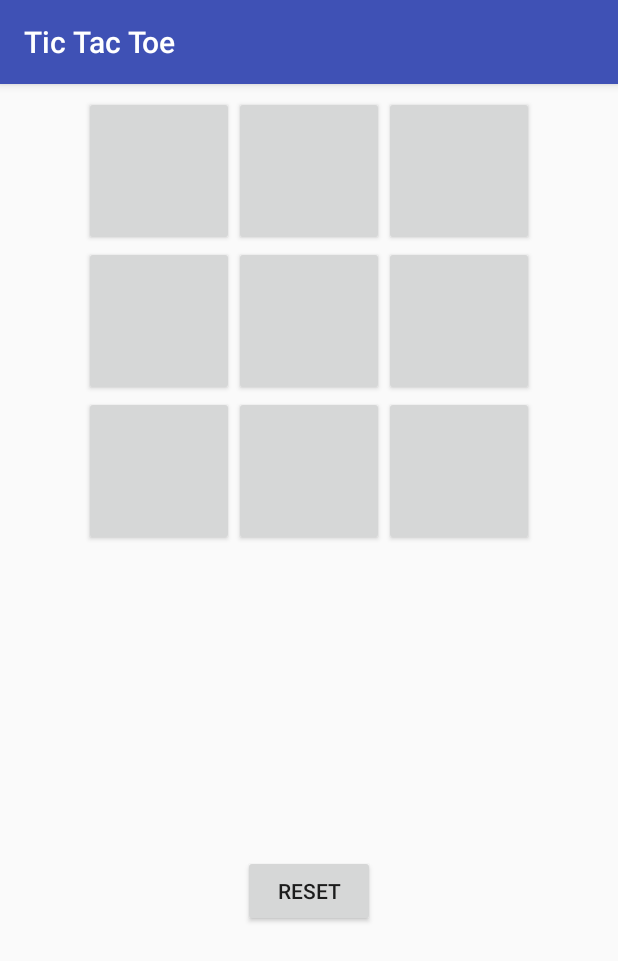
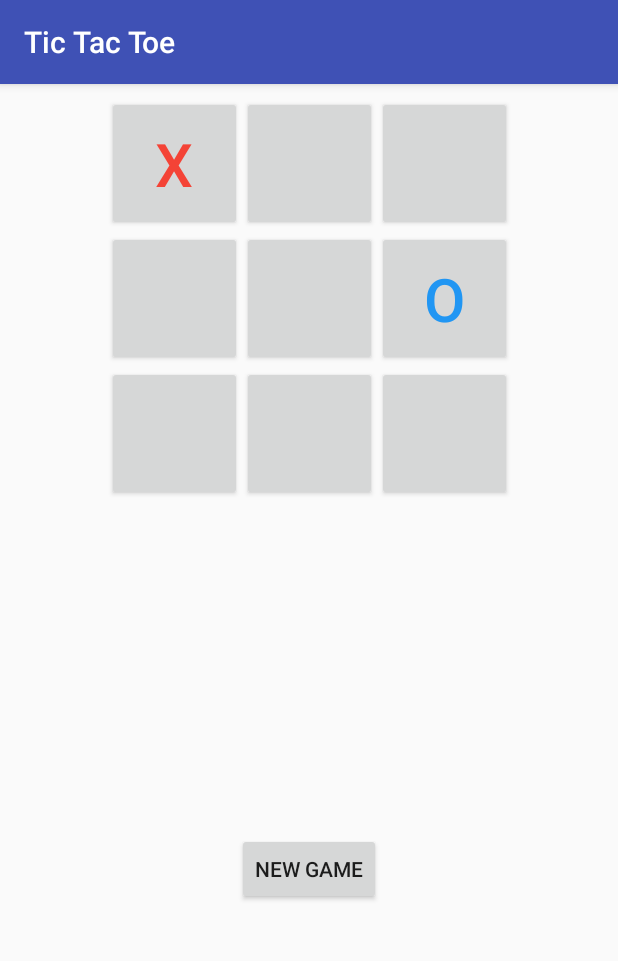
Before and after one commit to ShepherdJerred-homework/tic-tac-toe, an Android app: the screen it shows after launch (MainActivity), after a tap on an icon or button, on a phone screen of 412 x 824 dp. Shown: the top 961 px of the screen. Run offline under Robolectric (Android 15) with nearby library versions, the phone set to English and light mode, and no system bars.

Commit message:
Finish project

```diff
--- /dev/null
+++ b/app/src/main/java/com/shepherdjerred/tictactoe/Cell.kt
@@ -0,0 +1,5 @@
+package com.shepherdjerred.tictactoe
+
+data class Cell constructor(var x: Int, var y: Int) {
+
+}
--- a/app/src/main/java/com/shepherdjerred/tictactoe/Player.kt
+++ b/app/src/main/java/com/shepherdjerred/tictactoe/CellOwner.kt
@@ -1,6 +1,7 @@
 package com.shepherdjerred.tictactoe
 
-enum class Player {
+enum class CellOwner {
     PLAYER_ONE,
-    PLAYER_TWO
+    PLAYER_TWO,
+    NONE
 }
--- a/app/src/main/java/com/shepherdjerred/tictactoe/Coordinate.kt
+++ /dev/null
@@ -1,4 +0,0 @@
-package com.shepherdjerred.tictactoe
-
-class Coordinate constructor(var x: Int, var y: Int) {
-}
--- a/app/src/main/java/com/shepherdjerred/tictactoe/GameBoard.kt
+++ b/app/src/main/java/com/shepherdjerred/tictactoe/GameBoard.kt
@@ -5,24 +5,28 @@ class GameBoard(rows: Int, columns: Int) {
     private var rows = rows
     private var columns = columns
 
-    val board: HashMap<Coordinate, Player> = HashMap()
+    var board: HashMap<Cell, CellOwner> = HashMap()
 
-    fun setBoardSpace(coordinate: Coordinate, player: Player) {
-        if (isValidCoordinate(coordinate)) {
-            board.put(coordinate, player)
+    fun setBoardSpace(cell: Cell, cellOwner: CellOwner) {
+        if (isValidCell(cell)) {
+            board.put(cell, cellOwner)
         } else {
             throw IllegalArgumentException()
         }
     }
 
-    fun isValidCoordinate(coordinate: Coordinate): Boolean {
-        return !(coordinate.x > rows - 1 || coordinate.y > columns - 1)
+    private fun isValidCell(cell: Cell): Boolean {
+        return !(cell.x > rows - 1 || cell.y > columns - 1)
     }
 
-    fun hasRemainingMoves(): Boolean {
-        for (x in 0..rows) {
-            for (y in 0..columns) {
-                if (isCoordinateFree(Coordinate(x, y))) {
+    fun isCellOpen(cell: Cell): Boolean {
+        return !board.containsKey(cell)
+    }
+
+    fun anyOpenCells(): Boolean {
+        for (x in 0 until rows) {
+            for (y in 0 until columns) {
+                if (isCellOpen(Cell(x, y))) {
                     return true
                 }
             }
@@ -30,12 +34,4 @@ class GameBoard(rows: Int, columns: Int) {
         return false
     }
 
-    fun isCoordinateFree(coordinate: Coordinate): Boolean {
-        return !board.containsKey(coordinate)
-    }
-
-    fun hasPlayerWon(): Player? {
-        return null
-    }
-
 }
--- a/app/src/main/java/com/shepherdjerred/tictactoe/MainActivity.kt
+++ b/app/src/main/java/com/shepherdjerred/tictactoe/MainActivity.kt
@@ -1,58 +1,111 @@
 package com.shepherdjerred.tictactoe
 
 import android.os.Bundle
+import android.support.v4.content.ContextCompat
 import android.support.v7.app.AppCompatActivity
 import android.view.View
-import android.view.ViewGroup
 import android.widget.Button
 import android.widget.GridLayout
-import java.util.*
+import android.widget.TextView
 
 class MainActivity : AppCompatActivity() {
 
     var ticTacToeGame = TicTacToeGame()
+    lateinit var grid: GridLayout
+    val buttonCellMap: HashMap<Button, Cell> = HashMap()
+
+    // Constants
+    companion object {
+        val PLAYER_ONE_SYMBOL = "X"
+        val PLAYER_TWO_SYMBOL = "O"
+        val NONE_SYMBOL = ""
+    }
 
     override fun onCreate(savedInstanceState: Bundle?) {
         super.onCreate(savedInstanceState)
         setContentView(R.layout.activity_main)
+        grid = findViewById(R.id.grid) as GridLayout
+        mapButtonToCells()
     }
 
-    fun syncBoard(view: View) {
-        val viewGrid = findViewById(R.id.grid) as GridLayout
-        for (entry in ticTacToeGame.gameBoard.board.entries) {
+    private fun mapButtonToCells() {
+        buttonCellMap.put(findViewById(R.id.x0y0) as Button, Cell(0, 0))
+        buttonCellMap.put(findViewById(R.id.x1y0) as Button, Cell(1, 0))
+        buttonCellMap.put(findViewById(R.id.x2y0) as Button, Cell(2, 0))
+        buttonCellMap.put(findViewById(R.id.x0y1) as Button, Cell(0, 1))
+        buttonCellMap.put(findViewById(R.id.x1y1) as Button, Cell(1, 1))
+        buttonCellMap.put(findViewById(R.id.x2y1) as Button, Cell(2, 1))
+        buttonCellMap.put(findViewById(R.id.x0y2) as Button, Cell(0, 2))
+        buttonCellMap.put(findViewById(R.id.x1y2) as Button, Cell(1, 2))
+        buttonCellMap.put(findViewById(R.id.x2y2) as Button, Cell(2, 2))
+    }
 
-            val button = viewGrid.getChildAt(entry.key.x + entry.key.y) as Button
-            button.text = entry.value.name
+    fun resetGame(view: View) {
+        ticTacToeGame.resetGame()
+        syncBoard()
+        syncStatus()
+    }
+
+    fun gameButtonClick(view: View) {
+        if (ticTacToeGame.status == TicTacToeGame.Status.PLAYING) {
+            val button = view as Button
+            val cell = buttonCellMap[button]
+            if (cell != null) {
+                if (ticTacToeGame.gameBoard.isCellOpen(cell)) {
+                    ticTacToeGame.doMove(cell, CellOwner.PLAYER_ONE)
+                    syncBoard()
+                    syncStatus()
+                } else {
+                    return
+                }
+            }
+        }
+        doComputerMove()
+    }
+
+    private fun doComputerMove() {
+        if (ticTacToeGame.status == TicTacToeGame.Status.PLAYING) {
+            ticTacToeGame.doAutomaticMove(CellOwner.PLAYER_TWO)
+            syncBoard()
+            syncStatus()
         }
     }
 
-    fun resetBoard(view: View) {
-        ticTacToeGame.resetBoard()
+    private fun syncStatus() {
+        val message = when (ticTacToeGame.status) {
+            TicTacToeGame.Status.PLAYING -> ""
+            TicTacToeGame.Status.NO_WINNER -> getString(R.string.Tie)
+            TicTacToeGame.Status.PLAYER_ONE_WINNER -> getString(R.string.PlayerOneWins)
+            TicTacToeGame.Status.PLAYER_TWO_WINNER -> getString(R.string.PlayerTwoWins)
+        }
+        (findViewById(R.id.result) as TextView).text = message
     }
 
-    fun gameButtonClick(view: View) {
-        ticTacToeGame.gameBoard.setBoardSpace()
+    private fun syncBoard() {
+        for ((button, value) in buttonCellMap) {
+            val cellOwner = ticTacToeGame.gameBoard.board[value]
+            if (cellOwner != null) {
+                setButtonTextForOwner(button, cellOwner)
+            } else {
+                setButtonTextForOwner(button, CellOwner.NONE)
+            }
+        }
     }
 
-    fun clickRandomButton(view: View) {
-        val parent = view.parent
-        if (parent is ViewGroup) {
-            var moveDone = false
-            do {
-                val random = Random()
-                val min = 0
-                val max = 8
-                val randomNumber = random.nextInt(max + 1 - min) + min
-                val child = parent.getChildAt(randomNumber)
-                if (child is Button) {
-                    if (child.text.equals("")) {
-                        child.text = "O"
-                        moveDone = true
-                    } else {
-                        continue
-                    }
-                }
-            } while (!moveDone)
+    private fun setButtonTextForOwner(button: Button, cellOwner: CellOwner) {
+        val ownerSymbol = when (cellOwner) {
+            CellOwner.PLAYER_ONE -> PLAYER_ONE_SYMBOL
+            CellOwner.PLAYER_TWO -> PLAYER_TWO_SYMBOL
+            CellOwner.NONE -> NONE_SYMBOL
         }
+        when (cellOwner) {
+            CellOwner.PLAYER_ONE -> {
+                button.setTextColor(ContextCompat.getColor(button.context, R.color.playerOne))
+            }
+            CellOwner.PLAYER_TWO -> {
+                button.setTextColor(ContextCompat.getColor(button.context, R.color.playerTwo))
+            }
+        }
+        button.text = ownerSymbol
     }
 }
--- a/app/src/main/java/com/shepherdjerred/tictactoe/TicTacToeGame.kt
+++ b/app/src/main/java/com/shepherdjerred/tictactoe/TicTacToeGame.kt
@@ -1,11 +1,124 @@
 package com.shepherdjerred.tictactoe
+
+import android.util.Log
+import java.util.*
 
 class TicTacToeGame {
 
+    var status: Status = Status.PLAYING
     var gameBoard: GameBoard = GameBoard(3, 3)
 
-    fun resetBoard() {
+    fun resetGame() {
+        status = Status.PLAYING
         gameBoard = GameBoard(3, 3)
     }
 
+    // https://stackoverflow.com/questions/1056316/algorithm-for-determining-tic-tac-toe-game-over
+    fun checkWinner(cell: Cell, cellOwner: CellOwner) {
+        for (row in 0..2) {
+            if (gameBoard.board[Cell(row, cell.y)] != cellOwner) {
+                break
+            }
+            if (row == 2) {
+                if (cellOwner == CellOwner.PLAYER_ONE) {
+                    status = Status.PLAYER_ONE_WINNER
+                    return
+                } else if (cellOwner == CellOwner.PLAYER_TWO) {
+                    status = Status.PLAYER_TWO_WINNER
+                    return
+                }
+            }
+        }
+
+        for (column in 0..2) {
+            if (gameBoard.board[Cell(cell.x, column)] != cellOwner) {
+                break
+            }
+            if (column == 2) {
+                if (cellOwner == CellOwner.PLAYER_ONE) {
+                    status = Status.PLAYER_ONE_WINNER
+                    return
+                } else if (cellOwner == CellOwner.PLAYER_TWO) {
+                    status = Status.PLAYER_TWO_WINNER
+                    return
+                }
+            }
+        }
+
+        if (cell.x == cell.y) {
+            for (i in 0 until 3) {
+                if (gameBoard.board[Cell(i, i)] != cellOwner) {
+                    break
+                }
+                if (i == 2) {
+                    if (cellOwner == CellOwner.PLAYER_ONE) {
+                        status = Status.PLAYER_ONE_WINNER
+                        return
+                    } else if (cellOwner == CellOwner.PLAYER_TWO) {
+                        status = Status.PLAYER_TWO_WINNER
+                        return
+                    }
+                }
+            }
+        }
+
+        if (cell.x + cell.y == 3 - 1) {
+            for (i in 0 until 3) {
+                if (gameBoard.board[Cell(i, 2 - i)] != cellOwner) {
+                    break
+                }
+                if (i == 2) {
+                    if (cellOwner == CellOwner.PLAYER_ONE) {
+                        status = Status.PLAYER_ONE_WINNER
+                        return
+                    } else if (cellOwner == CellOwner.PLAYER_TWO) {
+                        status = Status.PLAYER_TWO_WINNER
+                        return
+                    }
+                }
+            }
+        }
+
+        if (!gameBoard.anyOpenCells()) {
+            status = Status.NO_WINNER
+            return
+        }
+    }
+
+    fun doMove(cell: Cell, cellOwner: CellOwner) {
+        if (gameBoard.isCellOpen(cell)) {
+            try {
+                gameBoard.setBoardSpace(cell, cellOwner)
+            } catch (e: IllegalArgumentException) {
+                Log.e(this.javaClass.name, e.message)
+            }
+        }
+        checkWinner(cell, cellOwner)
+    }
+
+    fun doAutomaticMove(cellOwner: CellOwner) {
+        if (gameBoard.anyOpenCells()) {
+            var moveDone = false
+            do {
+                val random = Random()
+                val min = 0
+                val max = 2
+                val randomColumn = random.nextInt(max + 1 - min) + min
+                val randomRow = random.nextInt(max + 1 - min) + min
+                val cell = Cell(randomRow, randomColumn)
+                if (gameBoard.isCellOpen(cell)) {
+                    doMove(cell, cellOwner)
+                    moveDone = true
+                }
+            } while (!moveDone)
+        }
+    }
+
+    enum class Status {
+        PLAYER_ONE_WINNER,
+        PLAYER_TWO_WINNER,
+        NO_WINNER,
+        PLAYING
+    }
+
 }
--- a/app/src/main/res/layout/activity_main.xml
+++ b/app/src/main/res/layout/activity_main.xml
@@ -23,72 +23,63 @@
 
         <Button
             android:id="@+id/x0y2"
-            android:layout_width="100dp"
-            android:layout_height="100dp"
+            style="@style/PlayButton"
             android:layout_column="0"
             android:layout_row="0"
             android:onClick="gameButtonClick" />
 
         <Button
             android:id="@+id/x1y2"
-            android:layout_width="100dp"
-            android:layout_height="100dp"
+            style="@style/PlayButton"
             android:layout_column="1"
             android:layout_row="0"
             android:onClick="gameButtonClick" />
 
         <Button
             android:id="@+id/x2y2"
-            android:layout_width="100dp"
-            android:layout_height="100dp"
+            style="@style/PlayButton"
             android:layout_column="2"
             android:layout_row="0"
             android:onClick="gameButtonClick" />
 
         <Button
             android:id="@+id/x0y1"
-            android:layout_width="100dp"
-            android:layout_height="100dp"
+            style="@style/PlayButton"
             android:layout_column="0"
             android:layout_row="1"
             android:onClick="gameButtonClick" />
 
         <Button
             android:id="@+id/x1y1"
-            android:layout_width="100dp"
-            android:layout_height="100dp"
+            style="@style/PlayButton"
             android:layout_column="1"
             android:layout_row="1"
             android:onClick="gameButtonClick" />
 
         <Button
             android:id="@+id/x2y1"
-            android:layout_width="100dp"
-            android:layout_height="100dp"
+            style="@style/PlayButton"
             android:layout_column="2"
             android:layout_row="1"
             android:onClick="gameButtonClick" />
 
         <Button
             android:id="@+id/x0y0"
-            android:layout_width="100dp"
-            android:layout_height="100dp"
+            style="@style/PlayButton"
             android:layout_column="0"
             android:layout_row="2"
             android:onClick="gameButtonClick" />
 
         <Button
             android:id="@+id/x1y0"
-            android:layout_width="100dp"
-            android:layout_height="100dp"
+            style="@style/PlayButton"
             android:layout_column="1"
             android:layout_row="2"
             android:onClick="gameButtonClick" />
 
         <Button
             android:id="@+id/x2y0"
-            android:layout_width="100dp"
-            android:layout_height="100dp"
+            style="@style/PlayButton"
             android:layout_column="2"
             android:layout_row="2"
             android:onClick="gameButtonClick" />
@@ -116,8 +107,8 @@
         android:layout_marginLeft="8dp"
         android:layout_marginRight="8dp"
         android:layout_marginTop="8dp"
-        android:onClick="resetBoard"
-        android:text="Reset"
+        android:onClick="resetGame"
+        android:text="@string/reset"
         app:layout_constraintBottom_toBottomOf="parent"
         app:layout_constraintLeft_toLeftOf="parent"
         app:layout_constraintRight_toRightOf="parent"
--- a/app/src/main/res/values/colors.xml
+++ b/app/src/main/res/values/colors.xml
@@ -3,4 +3,6 @@
     <color name="colorPrimary">#3F51B5</color>
     <color name="colorPrimaryDark">#303F9F</color>
     <color name="colorAccent">#FF4081</color>
+    <color name="playerOne">#F44336</color>
+    <color name="playerTwo">#2196F3</color>
 </resources>
--- a/app/src/main/res/values/strings.xml
+++ b/app/src/main/res/values/strings.xml
@@ -1,3 +1,7 @@
 <resources>
     <string name="app_name">Tic Tac Toe</string>
+    <string name="reset">New Game</string>
+    <string name="PlayerOneWins">You won</string>
+    <string name="PlayerTwoWins">You lost</string>
+    <string name="Tie">Tie</string>
 </resources>
--- a/app/src/main/res/values/styles.xml
+++ b/app/src/main/res/values/styles.xml
@@ -8,4 +8,10 @@
         <item name="colorAccent">@color/colorAccent</item>
     </style>
 
+    <style name="PlayButton">
+        <item name="android:width">90dp</item>
+        <item name="android:height">90dp</item>
+        <item name="android:textSize">40sp</item>
+    </style>
+
 </resources>
```
